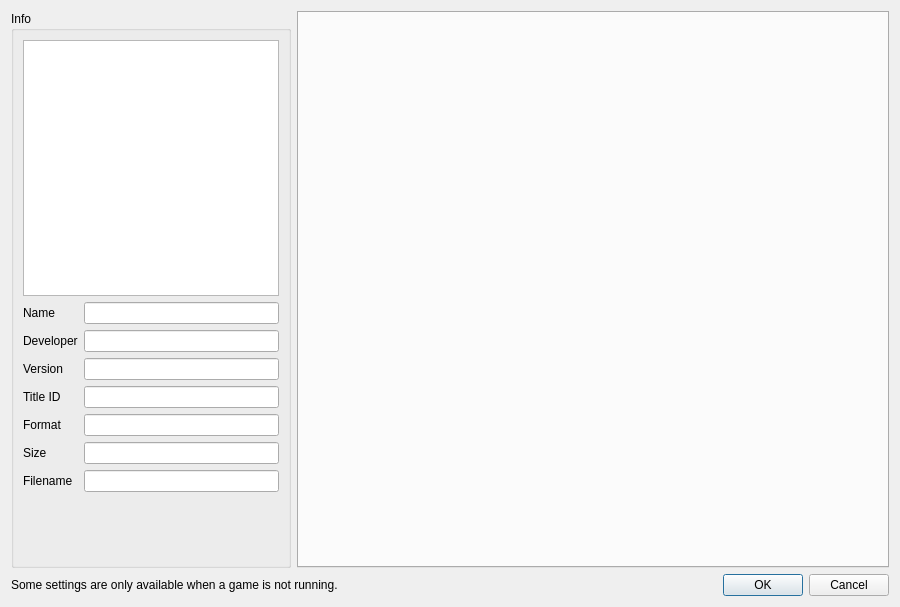
citron-neo/emulator, file src/citron/configuration/configure_per_game.ui: the form before one commit.
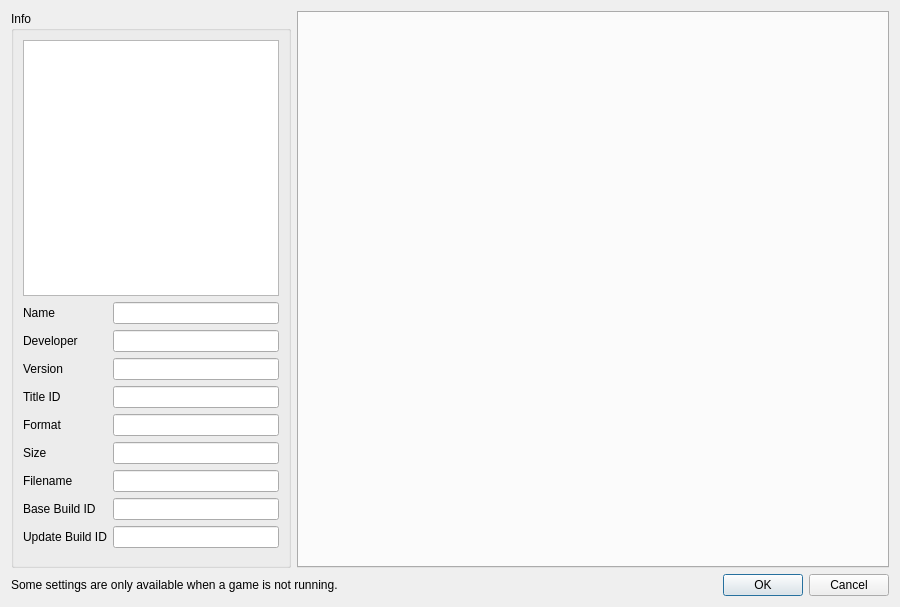
The form after the commit.

Commit message:
feat: Add Build ID display to per-game configuration dialog
- Extract and display Base Build ID and Update Build ID for Nintendo Switch games
- Support multiple file formats: NSO, Deconstructed ROM, XCI, NSP, and NCA
- Read build IDs directly from NSO headers at offset 0x40 (32 bytes)
- Handle complex file structures with proper fallback mechanisms
- Add dedicated UI fields for both base and update build IDs
- Improve cheat compatibility by showing build IDs needed for cheat files

The edit to the form file:
```diff
--- a/src/citron/configuration/configure_per_game.ui
+++ b/src/citron/configuration/configure_per_game.ui
@@ -186,6 +186,40 @@
             </property>
            </widget>
           </item>
+          <item row="8" column="0">
+           <widget class="QLabel" name="label_build_id">
+            <property name="text">
+             <string>Base Build ID</string>
+            </property>
+           </widget>
+          </item>
+          <item row="8" column="1">
+           <widget class="QLineEdit" name="display_build_id">
+            <property name="enabled">
+             <bool>true</bool>
+            </property>
+            <property name="readOnly">
+             <bool>true</bool>
+            </property>
+           </widget>
+          </item>
+          <item row="9" column="0">
+           <widget class="QLabel" name="label_update_build_id">
+            <property name="text">
+             <string>Update Build ID</string>
+            </property>
+           </widget>
+          </item>
+          <item row="9" column="1">
+           <widget class="QLineEdit" name="display_update_build_id">
+            <property name="enabled">
+             <bool>true</bool>
+            </property>
+            <property name="readOnly">
+             <bool>true</bool>
+            </property>
+           </widget>
+          </item>
          </layout>
         </item>
         <item>
```
The commit also changes 1 other file.
